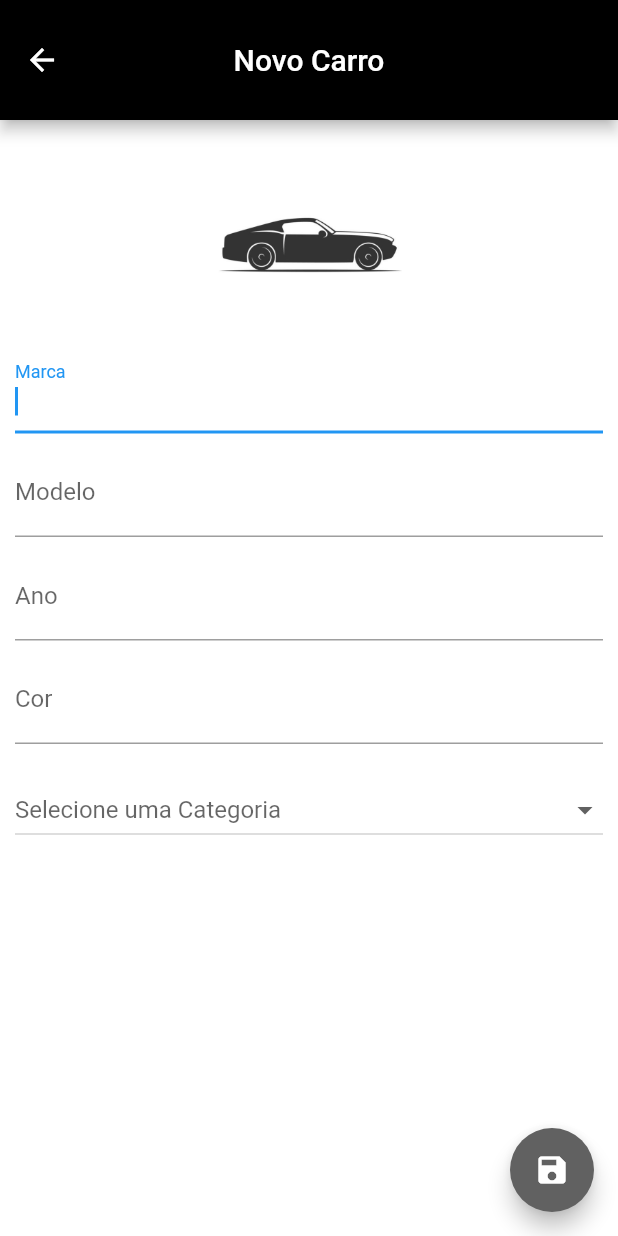
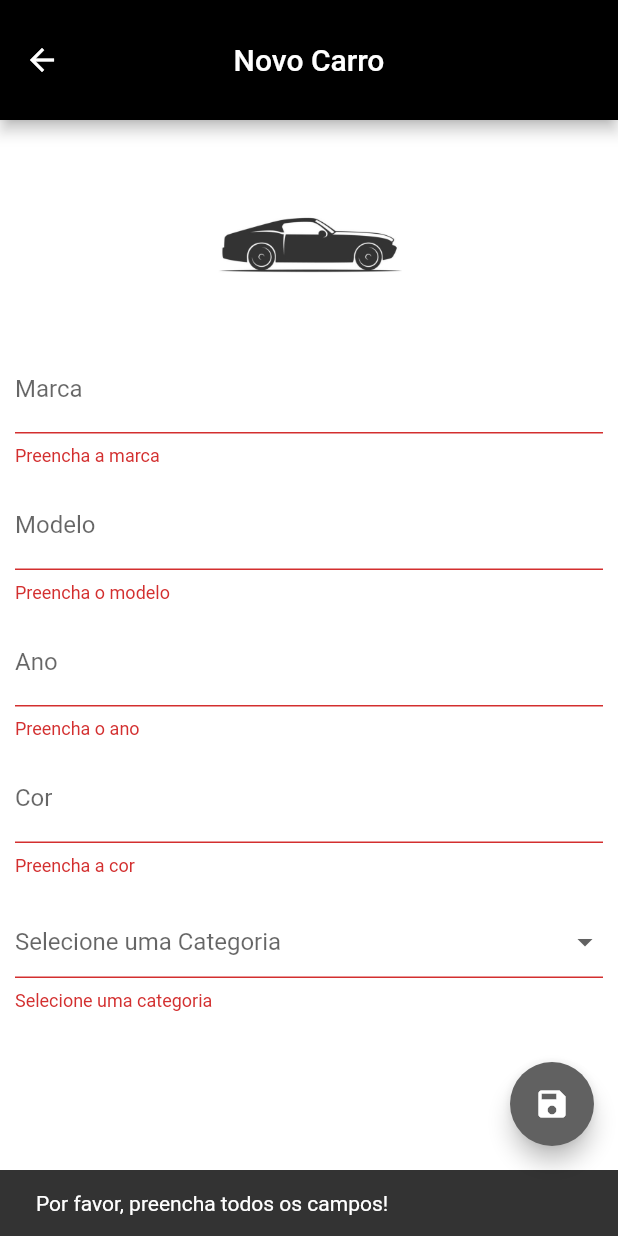
Before and after one commit to LucasMKonopka/ApiCarros, a Flutter app: the CarroPage screen opened directly, after a tap on the "save" icon, on a phone screen of 412 x 824 dp. Run offline on Flutter 3.47's test engine with Material 2 defaults, Android fonts, the phone set to English and light mode, and no system bars; our stand-ins replace image_picker, sqflite; accounts and stored records are empty.

Commit message:
campos obrigatorios

```diff
--- a/lib/view/carro_page.dart
+++ b/lib/view/carro_page.dart
@@ -22,16 +22,15 @@ class _CarroPageState extends State<CarroPage> {
   final _corController = TextEditingController();
   List<String> categorias = ['Sedan', 'SUV', 'Hatch', 'Caminhão'];
   String _categoriaSelecionada;
-
-
+  final _formKey = GlobalKey<FormState>();
 
   @override
   void initState() {
     // TODO: implement initState
     super.initState();
-    if(widget.carro == null){
+    if (widget.carro == null) {
       _editedCarro = Carro();
-    }else{
+    } else {
       _editedCarro = Carro.fromMap(widget.carro.toMap());
       _marcaController.text = _editedCarro.marca;
       _modeloController.text = _editedCarro.modelo;
@@ -54,18 +53,23 @@ class _CarroPageState extends State<CarroPage> {
             centerTitle: true,
           ),
           floatingActionButton: FloatingActionButton(
-        onPressed: (){
-          if(_editedCarro.marca != null && _editedCarro.marca.isNotEmpty){
+            onPressed: () {
+              if (_formKey.currentState.validate()) {
                 Navigator.pop(context, _editedCarro);
-          }else{
-            FocusScope.of(context).requestFocus(_marcaFocus);
+              } else {
+                ScaffoldMessenger.of(context).showSnackBar(
+                  SnackBar(
+                      content: Text("Por favor, preencha todos os campos!")),
+                );
               }
             },
             child: const Icon(Icons.save),
-        backgroundColor: Colors.grey [700],
+            backgroundColor: Colors.grey[700],
           ),
           body: SingleChildScrollView(
             padding: EdgeInsets.all(10.0),
+            child: Form(
+              key: _formKey,
               child: Column(
                 children: <Widget>[
                   GestureDetector(
@@ -74,22 +78,33 @@ class _CarroPageState extends State<CarroPage> {
                       height: 140.0,
                       decoration: BoxDecoration(
                         shape: BoxShape.circle,
-                  image: DecorationImage(image: _editedCarro.img != null ? FileImage(File(_editedCarro.img)) : AssetImage("assets/imgs/carro.jpg")),
+                        image: DecorationImage(
+                          image: _editedCarro.img != null
+                              ? FileImage(File(_editedCarro.img))
+                              : AssetImage("assets/imgs/carro.jpg"),
                         ),
                       ),
-              onTap: (){
-                ImagePicker.pickImage(source: ImageSource.gallery).then((file){
+                    ),
+                    onTap: () {
+                      ImagePicker.pickImage(source: ImageSource.gallery)
+                          .then((file) {
                         setState(() {
                           _editedCarro.img = file.path;
                         });
                       });
                     },
                   ),
-            TextField(
+                  TextFormField(
                     controller: _marcaController,
                     focusNode: _marcaFocus,
                     decoration: InputDecoration(labelText: "Marca"),
-              onChanged: (text){
+                    validator: (value) {
+                      if (value == null || value.trim().isEmpty) {
+                        return "Preencha a marca";
+                      }
+                      return null;
+                    },
+                    onChanged: (text) {
                       _userEdited = true;
                       setState(() {
                         _editedCarro.marca = text;
@@ -97,33 +112,50 @@ class _CarroPageState extends State<CarroPage> {
                     },
                   ),
                   SizedBox(height: 10.0),
-            TextField(
+                  TextFormField(
                     controller: _modeloController,
                     decoration: InputDecoration(labelText: "Modelo"),
-              onChanged: (text){
+                    validator: (value) {
+                      if (value == null || value.trim().isEmpty) {
+                        return "Preencha o modelo";
+                      }
+                      return null;
+                    },
+                    onChanged: (text) {
                       _userEdited = true;
                       setState(() {
                         _editedCarro.modelo = text;
                       });
                     },
-
                   ),
                   SizedBox(height: 10.0),
-            TextField(
+                  TextFormField(
                     controller: _anoController,
                     decoration: InputDecoration(labelText: "Ano"),
-              onChanged: (text){
+                    validator: (value) {
+                      if (value == null || value.trim().isEmpty) {
+                        return "Preencha o ano";
+                      }
+                      return null;
+                    },
+                    keyboardType: TextInputType.number,
+                    onChanged: (text) {
                       _userEdited = true;
                       setState(() {
                         _editedCarro.ano = text;
                       });
                     },
-              keyboardType: TextInputType.phone,
                   ),
                   SizedBox(height: 10.0),
-            TextField(
+                  TextFormField(
                     controller: _corController,
                     decoration: InputDecoration(labelText: "Cor"),
+                    validator: (value) {
+                      if (value == null || value.trim().isEmpty) {
+                        return "Preencha a cor";
+                      }
+                      return null;
+                    },
                     onChanged: (text) {
                       _userEdited = true;
                       setState(() {
@@ -132,10 +164,16 @@ class _CarroPageState extends State<CarroPage> {
                     },
                   ),
                   SizedBox(height: 20.0),
-            DropdownButton<String>(
+                  DropdownButtonFormField<String>(
                     value: _editedCarro.categoria,
                     hint: Text("Selecione uma Categoria"),
                     isExpanded: true,
+                    validator: (value) {
+                      if (value == null || value.isEmpty) {
+                        return "Selecione uma categoria";
+                      }
+                      return null;
+                    },
                     items: categorias.map((String categoria) {
                       return DropdownMenuItem<String>(
                         value: categoria,
@@ -152,8 +190,8 @@ class _CarroPageState extends State<CarroPage> {
                 ],
               ),
             ),
-    )
-    );
+          ),
+        ));
   }
 
   Future<bool> requestPop() async {
@@ -163,17 +201,18 @@ class _CarroPageState extends State<CarroPage> {
         builder: (context) {
           return AlertDialog(
             title: const Text("Descartar Alterações"),
-          content: const Text("Se sair, as alterações serão perdidas. Deseja continuar?"),
+            content: const Text(
+                "Se sair, as alterações serão perdidas. Deseja continuar?"),
             actions: <Widget>[
               TextButton(
                 onPressed: () {
-                Navigator.of(context).pop(false); // Não descarta
+                  Navigator.of(context).pop(false);
                 },
                 child: const Text("Cancelar"),
               ),
               TextButton(
                 onPressed: () {
-                Navigator.of(context).pop(true); // Descartar alterações
+                  Navigator.of(context).pop(true);
                 },
                 child: const Text("Sim"),
               ),
@@ -187,5 +226,4 @@ class _CarroPageState extends State<CarroPage> {
       return Future.value(true);
     }
   }
-
 }
```
Lines whose indentation alone changed are shown as unchanged.
